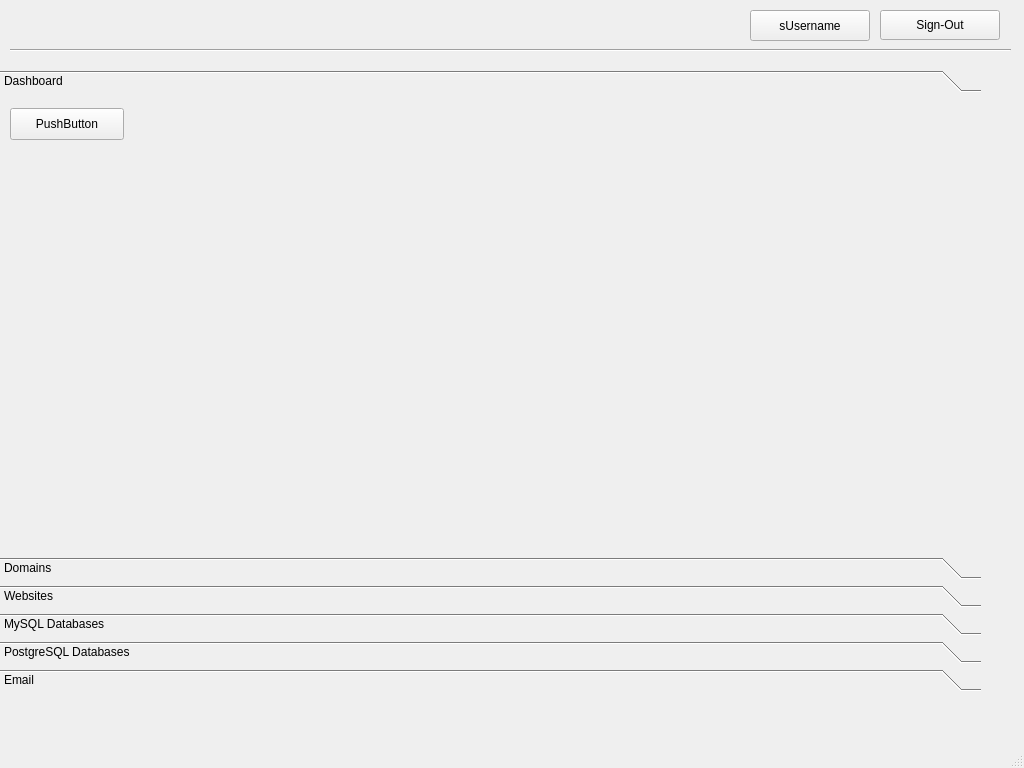
The window that ServerPanelClient/ServerPanelClientMainWindow.ui (bolvarak/ServerPanel) describes before a commit, drawn with Qt 5.
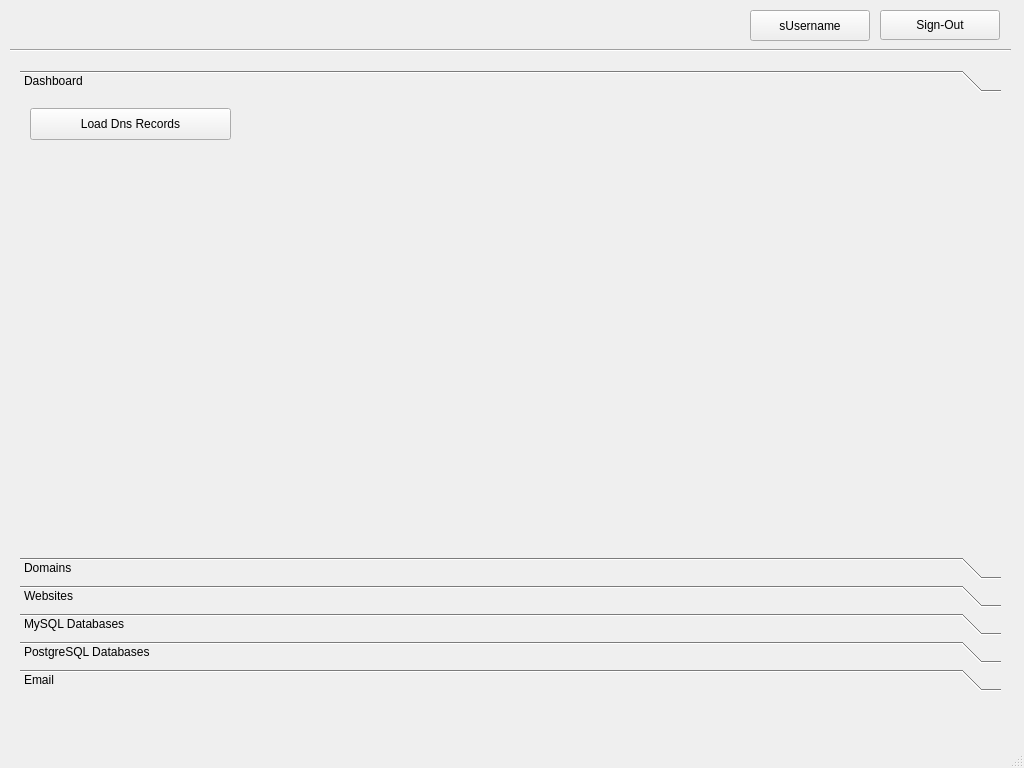
The same window after the commit. The open tabs and pages were chosen to show the change. Icons and pictures are not drawn.

Diff of the .ui file:
```diff
--- a/ServerPanelClient/ServerPanelClientMainWindow.ui
+++ b/ServerPanelClient/ServerPanelClientMainWindow.ui
@@ -101,7 +101,7 @@
    <widget class="QToolBox" name="tbxDashboard">
     <property name="geometry">
      <rect>
-      <x>0</x>
+      <x>20</x>
       <y>70</y>
       <width>981</width>
       <height>621</height>
@@ -140,12 +140,12 @@
        <rect>
         <x>10</x>
         <y>10</y>
-        <width>114</width>
+        <width>201</width>
         <height>32</height>
        </rect>
       </property>
       <property name="text">
-       <string>PushButton</string>
+       <string>Load Dns Records</string>
       </property>
      </widget>
     </widget>
```
Left out of the diff: 6 changed lines with no effect on the pictures.
